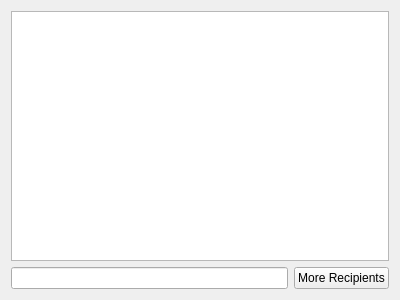
Above: ChatWindow.ui from congchenutd/teamradar before the change. Below: the same form after it.
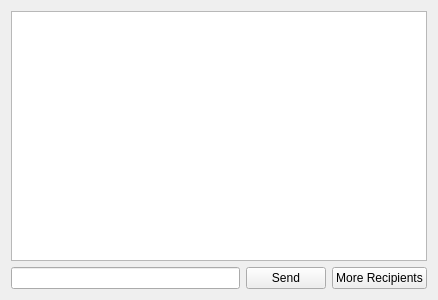
That is the form after the change.

Commit message: + chat with history

The edit to the form file:
```diff
--- a/ChatWindow.ui
+++ b/ChatWindow.ui
@@ -6,7 +6,7 @@
    <rect>
     <x>0</x>
     <y>0</y>
-    <width>400</width>
+    <width>438</width>
     <height>300</height>
    </rect>
   </property>
@@ -14,13 +14,20 @@
    <string>ChatWindow</string>
   </property>
   <layout class="QGridLayout" name="gridLayout">
-   <item row="0" column="0" colspan="2">
+   <item row="0" column="0" colspan="3">
     <widget class="QTextEdit" name="teHistory"/>
    </item>
    <item row="1" column="0">
     <widget class="QLineEdit" name="leInput"/>
    </item>
    <item row="1" column="1">
+    <widget class="QPushButton" name="btSend">
+     <property name="text">
+      <string>Send</string>
+     </property>
+    </widget>
+   </item>
+   <item row="1" column="2">
     <widget class="QPushButton" name="btMoreRecipients">
      <property name="text">
       <string>More Recipients</string>
```
The commit also changes 11 other files.
